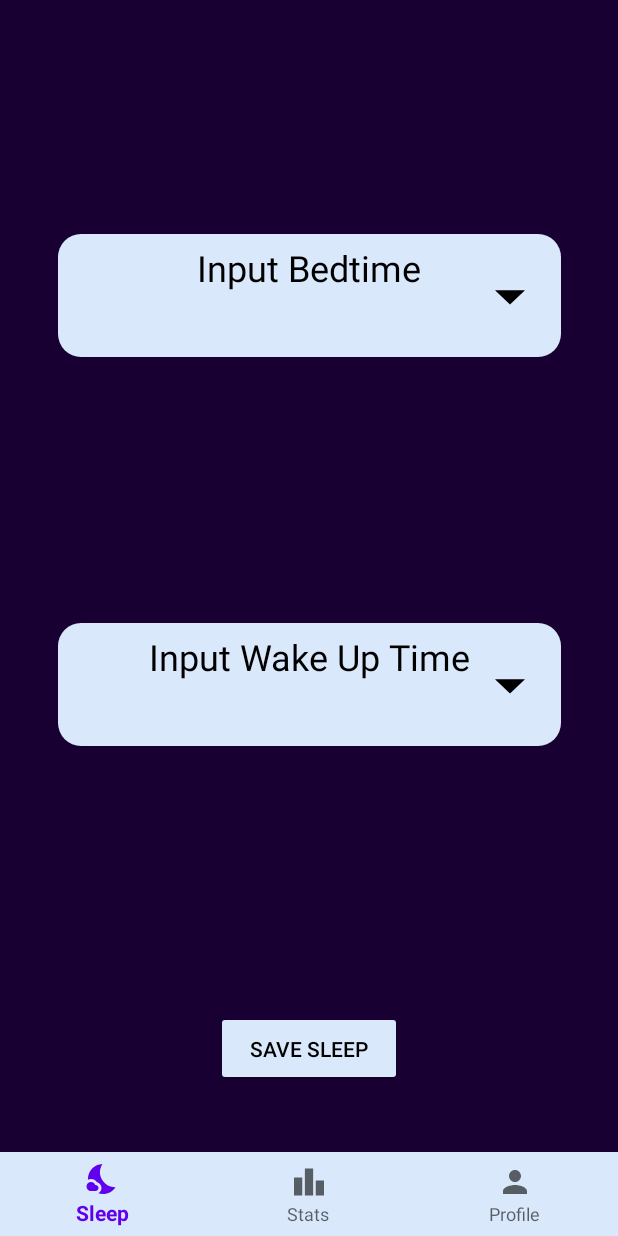
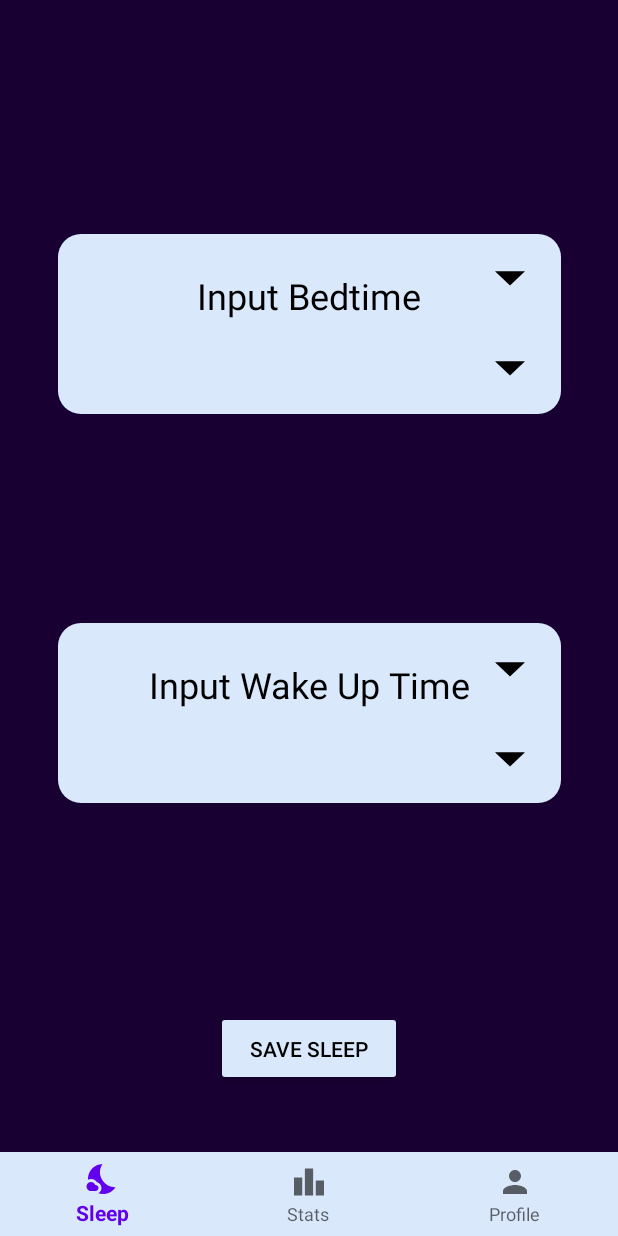
Before and after one commit to Igbooo/SleepTracker, an Android app: the SleepFragment screen opened directly, with no data from a screen before it, on a phone screen of 412 x 824 dp. Run offline under Robolectric (Android 15) with nearby library versions, the phone set to English and light mode, and no system bars; our stand-ins replace navigation-ui.

Commit message:
Date Dialog
i have added a button for date allowing the user to select a date for when they slept

```diff
--- a/app/src/main/res/layout/fragment_sleep.xml
+++ b/app/src/main/res/layout/fragment_sleep.xml
@@ -9,7 +9,7 @@
     <TextView
         android:id="@+id/inputSleepText2"
         android:layout_width="335dp"
-        android:layout_height="82dp"
+        android:layout_height="120dp"
         android:background="@drawable/rounded_corner"
         android:backgroundTint="@color/sleepBlue"
         android:gravity="center"
@@ -25,7 +25,7 @@
     <TextView
         android:id="@+id/inputSleepText"
         android:layout_width="335dp"
-        android:layout_height="82dp"
+        android:layout_height="120dp"
         android:layout_marginTop="100dp"
         android:background="@drawable/rounded_corner"
         android:backgroundTint="@color/sleepBlue"
@@ -66,6 +66,7 @@
         android:id="@+id/downArrowBedtime"
         android:layout_width="48dp"
         android:layout_height="45dp"
+        android:layout_marginTop="60dp"
         android:layout_marginEnd="10dp"
         android:backgroundTint="#00FFFFFF"
         android:foreground="@drawable/ic_arrow_drop_down_24px"
@@ -73,7 +74,23 @@
         android:text=""
         app:layout_constraintBottom_toBottomOf="@+id/inputSleepText"
         app:layout_constraintEnd_toEndOf="@+id/inputSleepText"
-        app:layout_constraintTop_toTopOf="@+id/inputSleepText" />
+        app:layout_constraintTop_toTopOf="@+id/inputSleepText"
+        app:layout_constraintVertical_bias="0.39" />
+
+    <Button
+        android:id="@+id/downArrowBedDate"
+        android:layout_width="48dp"
+        android:layout_height="45dp"
+        android:layout_marginEnd="10dp"
+        android:layout_marginBottom="60dp"
+        android:backgroundTint="#00FFFFFF"
+        android:foreground="@drawable/ic_arrow_drop_down_24px"
+        android:outlineProvider="none"
+        android:text=""
+        app:layout_constraintBottom_toBottomOf="@+id/inputSleepText"
+        app:layout_constraintEnd_toEndOf="@+id/inputSleepText"
+        app:layout_constraintTop_toTopOf="@+id/inputSleepText"
+        app:layout_constraintVertical_bias="0.39" />
 
     <Button
         android:id="@+id/saveInputButton"
@@ -92,6 +109,21 @@
         android:layout_width="48dp"
         android:layout_height="45dp"
         android:layout_marginEnd="10dp"
+        android:layout_marginBottom="60dp"
+        android:backgroundTint="#00FFFFFF"
+        android:foreground="@drawable/ic_arrow_drop_down_24px"
+        android:outlineProvider="none"
+        android:text=""
+        app:layout_constraintBottom_toBottomOf="@+id/inputSleepText2"
+        app:layout_constraintEnd_toEndOf="@+id/inputSleepText2"
+        app:layout_constraintTop_toTopOf="@+id/inputSleepText2" />
+
+    <Button
+        android:id="@+id/downArrowWakeDate"
+        android:layout_width="48dp"
+        android:layout_height="45dp"
+        android:layout_marginTop="60dp"
+        android:layout_marginEnd="10dp"
         android:backgroundTint="#00FFFFFF"
         android:foreground="@drawable/ic_arrow_drop_down_24px"
         android:outlineProvider="none"
```
Also changed, not shown: app/src/main/java/com/example/sleeptracker/ui/sleep/SleepFragment.java (+57 -5 lines).
